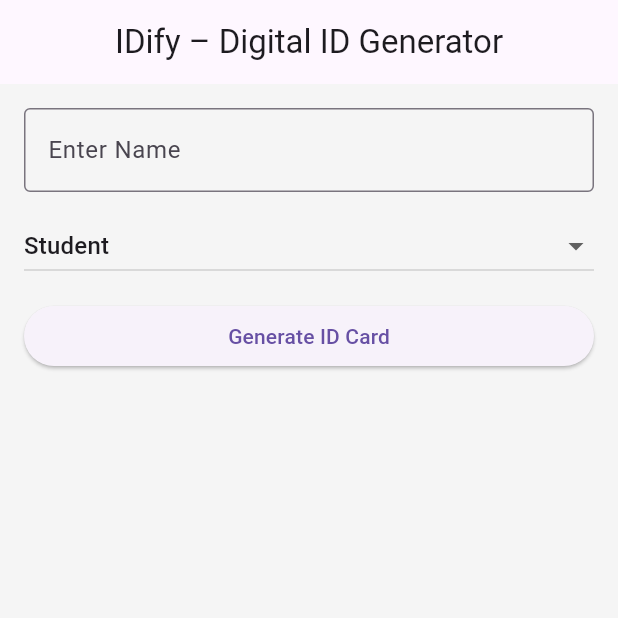
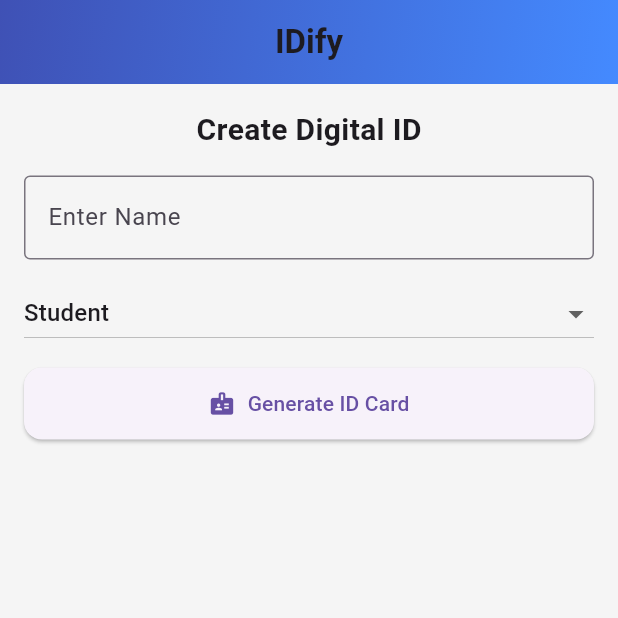
Before and after one commit to vtanu23bio-dot/idify_app, a Flutter app: the screen it shows after launch, on a phone screen of 412 x 824 dp, the top half of it. Run offline on Flutter 3.47's test engine with Material 3 defaults, Android fonts, the phone set to English and light mode, and no system bars.

Commit message:
Update main.dart

```diff
--- a/lib/main.dart
+++ b/lib/main.dart
@@ -48,14 +48,41 @@ class _HomePageState extends State<HomePage> {
   Widget build(BuildContext context) {
     return Scaffold(
       backgroundColor: Colors.grey[100],
+
+      /// GRADIENT APPBAR
       appBar: AppBar(
-        title: const Text('IDify – Digital ID Generator'),
         centerTitle: true,
+        elevation: 0,
+        title: const Text(
+          'IDify',
+          style: TextStyle(fontWeight: FontWeight.bold),
+        ),
+        flexibleSpace: Container(
+          decoration: const BoxDecoration(
+            gradient: LinearGradient(
+              colors: [Colors.indigo, Colors.blueAccent],
+              begin: Alignment.topLeft,
+              end: Alignment.bottomRight,
+            ),
+          ),
+        ),
       ),
+
       body: Padding(
         padding: const EdgeInsets.all(16),
         child: Column(
           children: [
+
+            /// SECTION TITLE
+            const Text(
+              'Create Digital ID',
+              style: TextStyle(
+                fontSize: 20,
+                fontWeight: FontWeight.bold,
+              ),
+            ),
+
+            const SizedBox(height: 16),
 
             /// NAME INPUT
             TextField(
@@ -68,7 +95,7 @@ class _HomePageState extends State<HomePage> {
 
             const SizedBox(height: 12),
 
-            /// ROLE DROPDOWN (VISIBLE & RELIABLE)
+            /// ROLE DROPDOWN
             DropdownButton<String>(
               value: selectedRole,
               isExpanded: true,
@@ -86,12 +113,19 @@ class _HomePageState extends State<HomePage> {
 
             const SizedBox(height: 12),
 
-            /// GENERATE BUTTON
+            /// IMPROVED BUTTON
             SizedBox(
               width: double.infinity,
-              child: ElevatedButton(
+              child: ElevatedButton.icon(
                 onPressed: generateIdCard,
-                child: const Text('Generate ID Card'),
+                icon: const Icon(Icons.badge),
+                label: const Text('Generate ID Card'),
+                style: ElevatedButton.styleFrom(
+                  padding: const EdgeInsets.symmetric(vertical: 14),
+                  shape: RoundedRectangleBorder(
+                    borderRadius: BorderRadius.circular(12),
+                  ),
+                ),
               ),
             ),
 
@@ -114,7 +148,7 @@ class _HomePageState extends State<HomePage> {
                         begin: Alignment.topLeft,
                         end: Alignment.bottomRight,
                       ),
-                      borderRadius: BorderRadius.circular(16),
+                      borderRadius: BorderRadius.circular(20),
                       boxShadow: const [
                         BoxShadow(
                           color: Colors.black26,
@@ -126,6 +160,14 @@ class _HomePageState extends State<HomePage> {
                     child: Column(
                       crossAxisAlignment: CrossAxisAlignment.start,
                       children: [
+                        Align(
+                          alignment: Alignment.topRight,
+                          child: Icon(
+                            Icons.verified,
+                            color: Colors.white70,
+                            size: 26,
+                          ),
+                        ),
                         const Text(
                           'IDENTITY CARD',
                           style: TextStyle(
```
